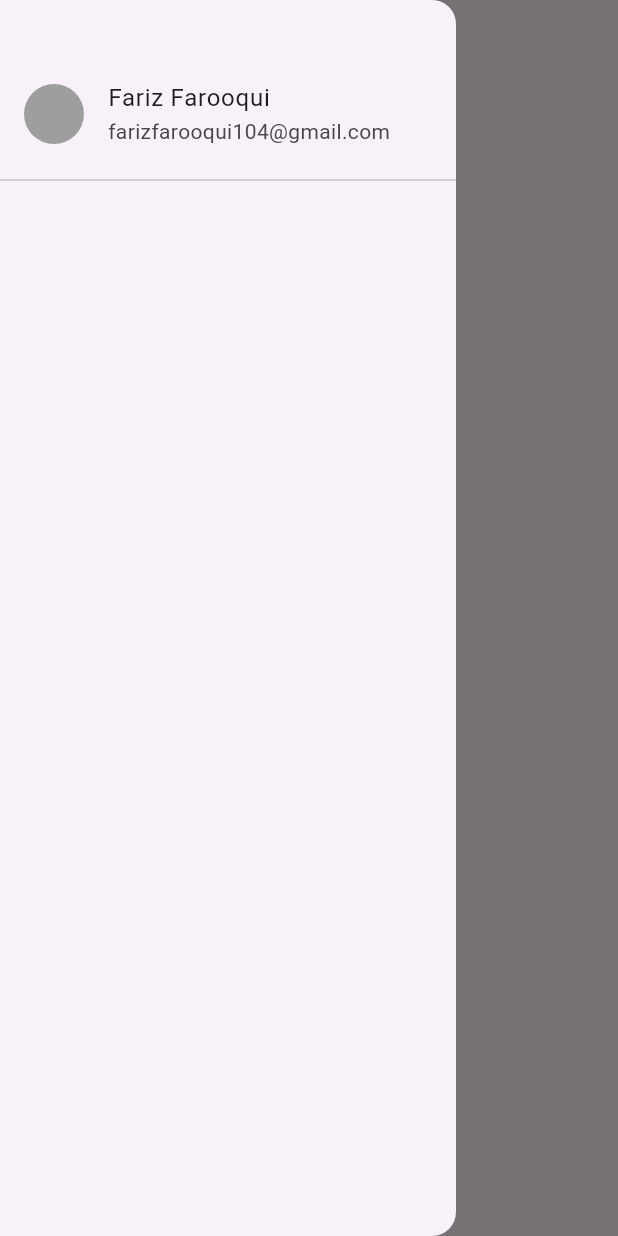
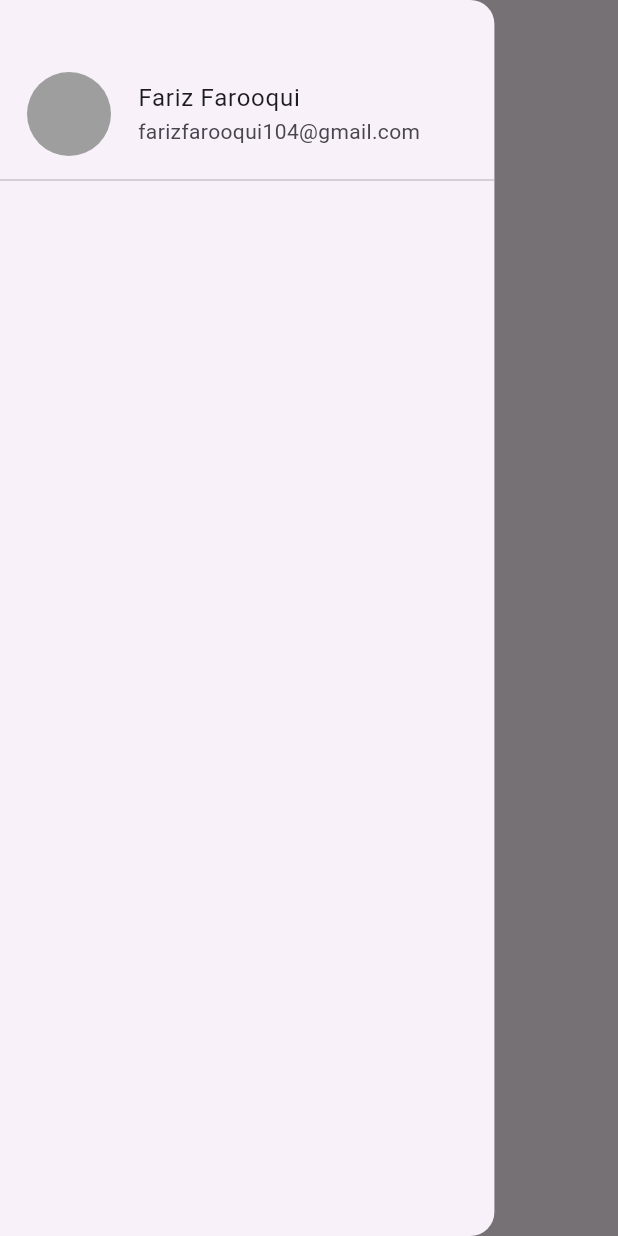
Before and after one commit to farizfarooqui/GetX, a Flutter app: the ImagePickerView screen opened directly, with the side drawer open, on a phone screen of 412 x 824 dp. Run offline on Flutter 3.47's test engine with Material 3 defaults, Android fonts, the phone set to English and light mode, and no system bars; our stand-ins replace get, image_picker.

Commit message:
image picker with getx

```diff
--- a/lib/Views/Favourite view/favourite_view.dart
+++ b/lib/Views/Favourite view/favourite_view.dart
@@ -1,6 +1,7 @@
 import 'package:flutter/material.dart';
 import 'package:get/get.dart';
 import 'package:getx/Views/Favourite%20view/favourite_controller.dart';
+import 'package:getx/Views/Image%20picker%20view/image_picker_view.dart';
 
 class FavouriteView extends StatefulWidget {
   const FavouriteView({super.key});
@@ -44,7 +45,7 @@ class _FavouriteViewState extends State<FavouriteView> {
           }),
       floatingActionButton: FloatingActionButton(
         onPressed: () {
-
+          Get.to(const ImagePickerView());
         },
         child: const Icon(Icons.arrow_forward),
       ),
--- a/lib/Views/Image picker view/image_picker_view.dart
+++ b/lib/Views/Image picker view/image_picker_view.dart
@@ -23,6 +23,7 @@ class _ImagePickerViewState extends State<ImagePickerView> {
         child: Text('Hello ! from Fariz'),
       ),
       drawer: Drawer(
+        width: Get.width * 0.8,
         child: Padding(
           padding: const EdgeInsets.only(
             top: 40,
@@ -38,6 +39,7 @@ class _ImagePickerViewState extends State<ImagePickerView> {
                     },
                     child: Obx(
                       () => CircleAvatar(
+                          radius: 30,
                           backgroundColor: Colors.grey,
                           backgroundImage: imagePickerController
                                   .imagePath.isNotEmpty
--- a/lib/main.dart
+++ b/lib/main.dart
@@ -22,8 +22,8 @@ class MyApp extends StatelessWidget {
         colorScheme: ColorScheme.fromSeed(seedColor: Colors.deepPurple),
         useMaterial3: true,
       ),
-      home: const ImagePickerView(),
-      // home: const CounterView(),
+      // home: const ImagePickerView(),
+      home: const CounterView(),
     );
   }
 }
```
